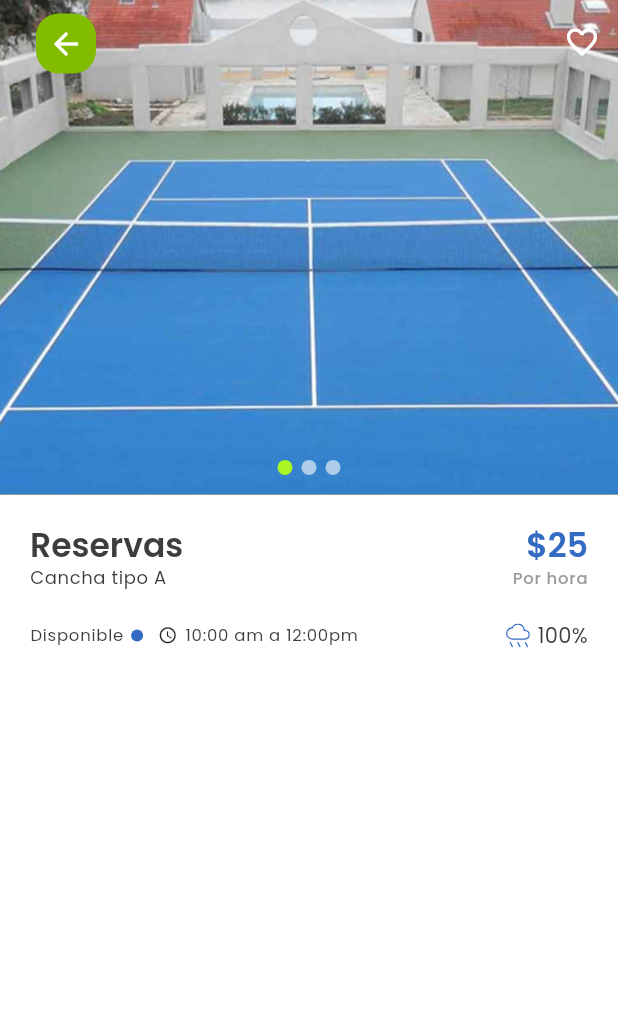
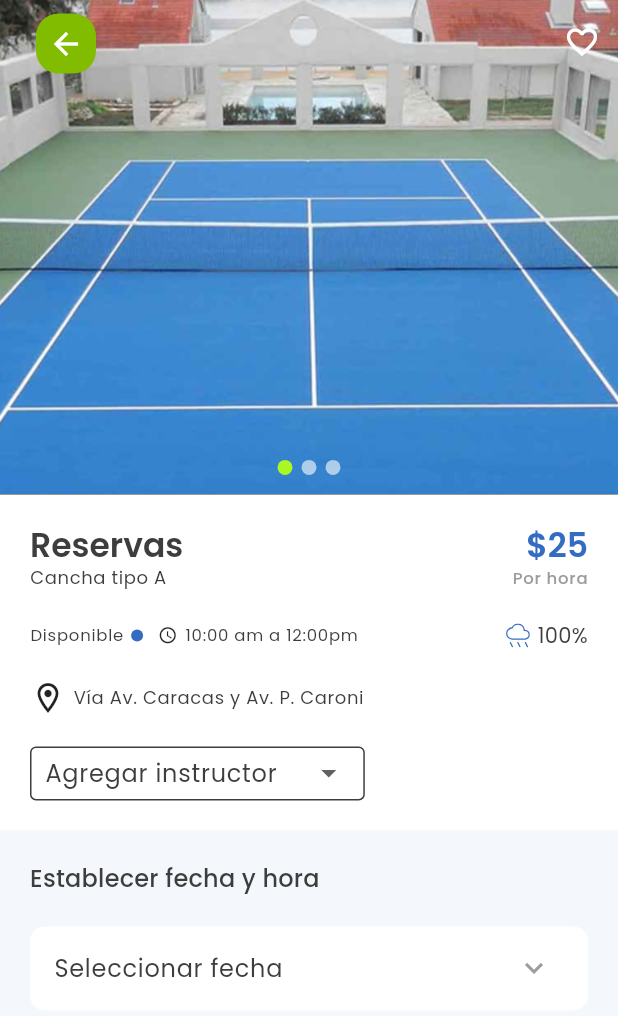
Before and after one commit to Danthology96/tennis-court-app, a Flutter app: the ReservationPage screen opened by its route, on a phone screen of 412 x 824 dp. Shown: the top 1016 px of the screen. Run offline on Flutter 3.47's test engine with Material 3 defaults, Android fonts, the phone set to English and light mode, and no system bars; drawn by our look-alikes of card_swiper; our stand-ins replace bot_toast, equatable, flutter_bloc, flutter_form_builder, flutter_secure_storage, flutter_svg and 4 more; accounts and stored records are empty; generated files the repository leaves out were written again.

Commit message:
💄 Added calendar and instructor picker

```diff
--- a/lib/features/reserve/presentation/screens/reservation_page.dart
+++ b/lib/features/reserve/presentation/screens/reservation_page.dart
@@ -1,22 +1,25 @@
 import 'package:flutter/material.dart';
-import 'package:flutter_bloc/flutter_bloc.dart';
-import 'package:tennis_court_app/features/auth/auth.dart';
 import 'package:tennis_court_app/features/reserve/reserve.dart';
 import 'package:tennis_court_app/features/shared/shared.dart';
 
-class ReservationPage extends StatelessWidget {
+class ReservationPage extends StatefulWidget {
   const ReservationPage({super.key});
 
   static const name = 'reservation';
   static const path = '/$name';
 
   @override
+  State<ReservationPage> createState() => _ReservationPageState();
+}
+
+class _ReservationPageState extends State<ReservationPage> {
+  int? dropdownValue;
+  @override
   Widget build(BuildContext context) {
     final textTheme = Theme.of(context).textTheme;
     final colorScheme = Theme.of(context).colorScheme;
-    final authCubit = context.watch<AuthCubit>();
     const spacer = SizedBox(height: 20);
-    const halfSpacer = SizedBox(height: 10);
+    final size = MediaQuery.of(context).size;
 
     return Scaffold(
       body: CustomScrollView(
@@ -64,7 +67,97 @@ class ReservationPage extends StatelessWidget {
                     ],
                   ),
                   spacer,
+                  Row(
+                    children: [
+                      const Icon(Icons.location_on_outlined),
+                      const SizedBox(width: 5),
+                      Text('Vía Av. Caracas y Av. P. Caroni',
+                          style: textTheme.bodySmall),
+                    ],
+                  ),
+                  spacer,
+                  Row(
+                    children: [
+                      /// To set the dropdown un 3/5 of the screen
+                      Expanded(
+                        flex: 3,
+                        child: CustomDropdownButton(
+                          contentPadding: const EdgeInsets.all(6),
+                          value: dropdownValue,
+                          initialValue: 'Agregar instructor',
+                          items: [
+                            DropdownMenuItem(
+                              value: 1,
+                              child: Text(
+                                'Rafael Nadal awd awd awda wd aw',
+                                style: textTheme.bodyLarge,
+                                overflow: TextOverflow.ellipsis,
+                              ),
+                            ),
+                            DropdownMenuItem(
+                              value: 2,
+                              child: Text(
+                                'Djokovic',
+                                style: textTheme.bodyLarge,
+                              ),
+                            ),
+                            DropdownMenuItem(
+                              value: 3,
+                              child: Text(
+                                'Roger Federer',
+                                style: textTheme.bodyLarge,
+                                overflow: TextOverflow.ellipsis,
+                              ),
+                            ),
+                          ],
+                          onChanged: (value) {
+                            setState(() {
+                              dropdownValue = value;
+                            });
+                          },
+                        ),
+                      ),
+                      const Spacer(flex: 2),
+                    ],
+                  ),
+                  spacer,
                 ],
+              ),
+            ),
+            Container(
+              color: colorScheme.surfaceContainerHighest,
+              width: size.width,
+              child: Padding(
+                padding: const EdgeInsets.symmetric(horizontal: 20),
+                child: Column(
+                  crossAxisAlignment: CrossAxisAlignment.start,
+                  children: [
+                    spacer,
+                    Text(
+                      "Establecer fecha y hora",
+                      style: textTheme.titleMedium,
+                    ),
+                    spacer,
+                    ExpansionTile(
+                      shape: RoundedRectangleBorder(
+                        borderRadius: BorderRadius.circular(10),
+                      ),
+                      collapsedBackgroundColor: colorScheme.surface,
+                      backgroundColor: colorScheme.surface,
+                      collapsedIconColor: colorScheme.onSurfaceVariant,
+                      iconColor: colorScheme.onSurfaceVariant,
+                      collapsedShape: RoundedRectangleBorder(
+                        borderRadius: BorderRadius.circular(10),
+                      ),
+                      title: const Text('Seleccionar fecha'),
+                      children: const [
+                        CalendarWidget(),
+                      ],
+                    ),
+                    spacer,
+                    spacer,
+                  ],
+                ),
               ),
             ),
           ])),
--- /dev/null
+++ b/lib/features/reserve/presentation/widgets/tiles/custom_dropdown_button.dart
@@ -0,0 +1,60 @@
+import 'package:flutter/material.dart';
+
+class CustomDropdownButton extends StatelessWidget {
+  const CustomDropdownButton({
+    super.key,
+    this.title,
+    this.items,
+    this.onChanged,
+    this.initialValue,
+    this.padding,
+    this.value,
+    this.contentPadding,
+  });
+  final String? title;
+  final String? initialValue;
+  final List<DropdownMenuItem<dynamic>>? items;
+  final Function(dynamic)? onChanged;
+  final EdgeInsetsGeometry? padding;
+  final EdgeInsetsGeometry? contentPadding;
+  final dynamic value;
+  @override
+  Widget build(BuildContext context) {
+    final colorScheme = Theme.of(context).colorScheme;
+    final textTheme = Theme.of(context).textTheme;
+    final border = OutlineInputBorder(
+      borderRadius: BorderRadius.circular(4),
+      borderSide: BorderSide(
+        color: colorScheme.onSurface,
+      ),
+    );
+
+    return DropdownButtonFormField(
+      value: value,
+      padding: padding,
+      isExpanded: true,
+      dropdownColor: colorScheme.surface,
+      decoration: InputDecoration(
+        contentPadding: contentPadding,
+        isDense: true,
+        enabledBorder: border,
+        border: border,
+        focusColor: colorScheme.onSurface,
+        label: title != null ? Text(title!) : null,
+        fillColor: colorScheme.surface,
+        focusedBorder: border.copyWith(
+          borderSide: BorderSide(
+            color: colorScheme.onSurface,
+          ),
+        ),
+        filled: true,
+      ),
+      hint: initialValue != null
+          ? Text(initialValue!,
+              overflow: TextOverflow.ellipsis, style: textTheme.bodyLarge)
+          : null,
+      items: items,
+      onChanged: onChanged,
+    );
+  }
+}
--- /dev/null
+++ b/lib/features/reserve/presentation/widgets/tiles/tiles.dart
@@ -0,0 +1,4 @@
+export 'calendar_widget.dart';
+export 'custom_dropdown_button.dart';
+export 'reservation_card.dart';
+export 'reservation_tile.dart';
--- a/lib/features/reserve/presentation/widgets/widgets.dart
+++ b/lib/features/reserve/presentation/widgets/widgets.dart
@@ -1,5 +1,4 @@
 export 'navbars/custom_nav_bar.dart';
-export 'tiles/reservation_tile.dart';
-export 'tiles/reservation_card.dart';
+export 'tiles/tiles.dart';
 export 'court_horizontal_list_view.dart';
 export 'info_widgets/info_widgets.dart';
--- a/pubspec.yaml
+++ b/pubspec.yaml
@@ -17,6 +17,8 @@ dependencies:
     sdk: flutter
   flutter_bloc: ^8.1.6
   flutter_form_builder: ^9.3.0
+  flutter_localizations:
+    sdk: flutter
   flutter_secure_storage: ^9.2.2
   flutter_svg: ^2.0.10+1
   form_builder_validators: ^10.0.1
@@ -24,6 +26,7 @@ dependencies:
   isar: ^3.1.0+1
   isar_flutter_libs: ^3.1.0+1
   path_provider: ^2.1.4
+  syncfusion_flutter_datepicker: ^26.2.11
 
 dev_dependencies:
   build_runner: ^2.4.11
```
Also changed, not shown: lib/features/reserve/presentation/widgets/tiles/calendar_widget.dart (added, +86 -0 lines), lib/main.dart (+10 -0 lines), pubspec.lock.
